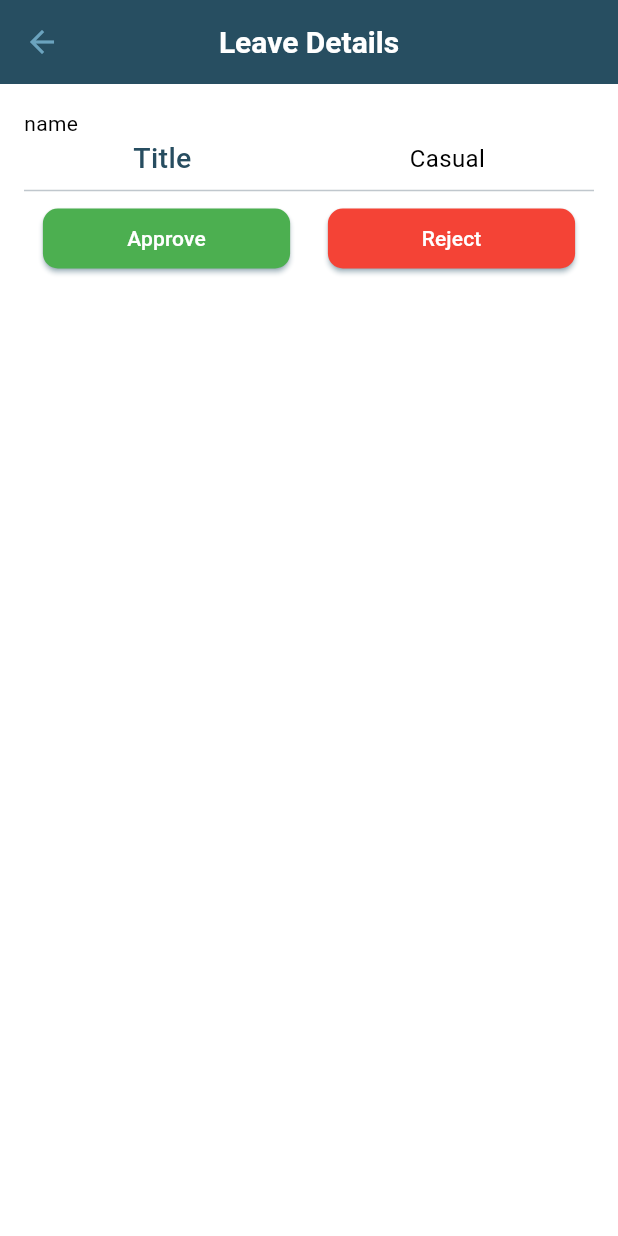
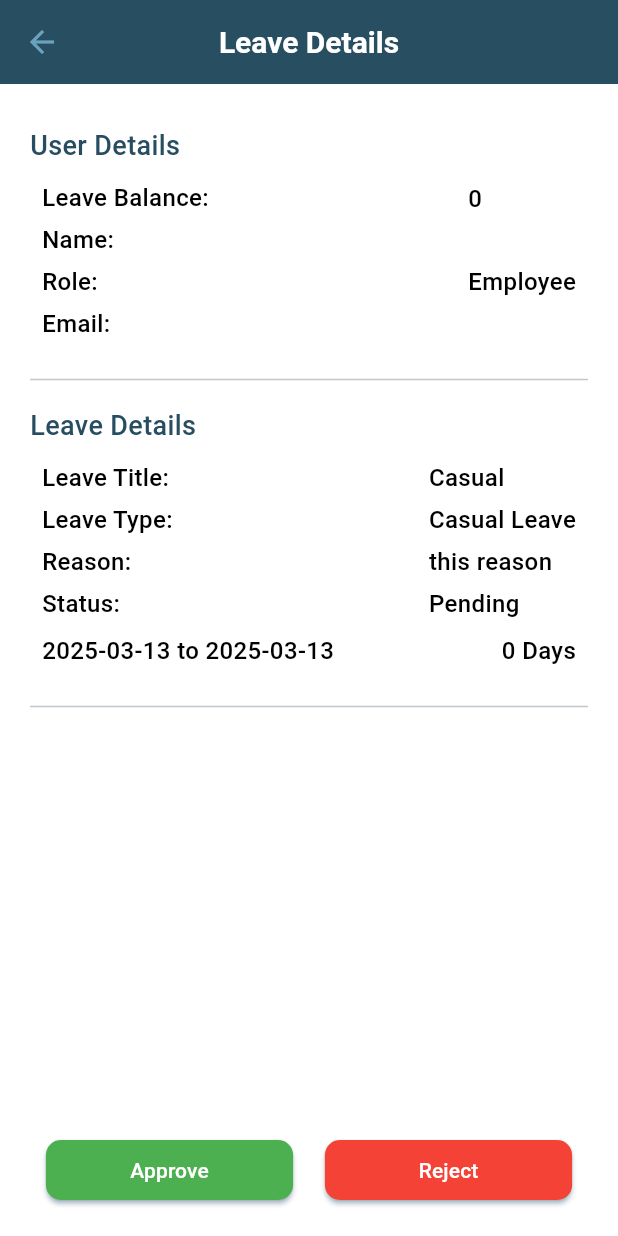
Before and after one commit to noura2tarek/gps-attendance-system, a Flutter app: the PendingLeaveDetails screen opened directly with sample values from the repository, on a phone screen of 412 x 824 dp. Run offline on Flutter 3.47's test engine with Material 3 defaults, Android fonts, the phone set to English and light mode, and no system bars; our stand-ins replace bloc, calendar_timeline, cloud_firestore, equatable, firebase_auth, firebase_core and 5 more; accounts and stored records are empty; generated files the repository leaves out were written again; Roboto replaces fonts that are missing (Lora); statements that could not run were skipped.

Commit message:
Finish pending and all leaves pages

```diff
--- a/lib/blocs/auth/auth_cubit.dart
+++ b/lib/blocs/auth/auth_cubit.dart
@@ -88,6 +88,7 @@ class AuthCubit extends Cubit<AuthStates> {
       String uid = credential.user!.uid;
       // save user data in firebase
       UserModel newUser = UserModel(
+        id: uid,
         name: userModel.name,
         email: email,
         role: userModel.role,
--- a/lib/blocs/leaves_admin/leaves_cubit.dart
+++ b/lib/blocs/leaves_admin/leaves_cubit.dart
@@ -1,3 +1,5 @@
+import 'dart:async';
+
 import 'package:bloc/bloc.dart';
 import 'package:equatable/equatable.dart';
 import 'package:flutter/cupertino.dart';
@@ -16,22 +18,32 @@ class LeavesCubit extends Cubit<LeavesState> {
   // static method to get cubit object
   static LeavesCubit get(BuildContext context) => BlocProvider.of(context);
 
+  StreamSubscription<List<LeaveModel>>? _leavesSubscription;
+
   // Get all leaves from leaves service
   List<LeaveModel> allLeaves = [];
   List<LeaveModel> pendingLeaves = [];
+  List<LeaveModel> approvedLeaves = [];
+  List<LeaveModel> rejectedLeaves = [];
 
   // Get all leaves method (stream)
   void getLeaves() {
     emit(GetLeavesLoading());
     try {
-      LeaveService.getAllLeavesStream().listen((leaves) {
+      _leavesSubscription = LeaveService.getAllLeavesStream().listen((leaves) {
         allLeaves = leaves;
         pendingLeaves =
             allLeaves.where((leave) => leave.status == 'Pending').toList();
+        approvedLeaves =
+            allLeaves.where((leave) => leave.status == 'Approved').toList();
+        rejectedLeaves =
+            allLeaves.where((leave) => leave.status == 'Rejected').toList();
         emit(
           LeavesLoaded(
             totalLeaves: allLeaves,
             pendingLeaves: pendingLeaves,
+            approvedLeaves: approvedLeaves,
+            rejectedLeaves: rejectedLeaves,
           ),
         );
       });
@@ -40,17 +52,12 @@ class LeavesCubit extends Cubit<LeavesState> {
     }
   }
 
-  // Get user data who submit the leave
-  Future<UserModel?> getUserData(String uid) {
-    emit(LeaveUserDetailsLoaded());
-    return UserService.getUserData(uid);
-  }
-
   // Accept a leave
   Future<void> acceptLeave(LeaveModel leave) async {
     try {
       await LeaveService.approveLeave(leave);
       emit(LeaveApproved());
+      getLeaves();
     } catch (e) {
       emit(LeavesError(message: e.toString()));
     }
@@ -61,8 +68,15 @@ class LeavesCubit extends Cubit<LeavesState> {
     try {
       await LeaveService.rejectLeave(leave);
       emit(LeaveRejected());
+      getLeaves();
     } catch (e) {
       emit(LeavesError(message: e.toString()));
     }
   }
+
+  @override
+  Future<void> close() {
+    _leavesSubscription?.cancel();
+    return super.close();
+  }
 }
--- a/lib/blocs/leaves_admin/leaves_state.dart
+++ b/lib/blocs/leaves_admin/leaves_state.dart
@@ -8,10 +8,16 @@ final class LeavesInitial extends LeavesState {}
 final class GetLeavesLoading extends LeavesState {}
 
 final class LeavesLoaded extends LeavesState implements Equatable {
+  LeavesLoaded(
+      {required this.approvedLeaves,
+      required this.rejectedLeaves,
+      required this.totalLeaves,
+      required this.pendingLeaves});
+
   final List<LeaveModel> totalLeaves;
   final List<LeaveModel> pendingLeaves;
-
-  LeavesLoaded({required this.totalLeaves, required this.pendingLeaves});
+  final List<LeaveModel> approvedLeaves;
+  final List<LeaveModel> rejectedLeaves;
 
   @override
   List<Object?> get props => [totalLeaves, pendingLeaves];
@@ -34,7 +40,12 @@ final class LeavesError extends LeavesState implements Equatable {
 
 final class LeaveApplied extends LeavesState {}
 
-final class LeaveUserDetailsLoaded extends LeavesState {}
+final class LeaveUserDetailsLoaded extends LeavesState {
+  LeaveUserDetailsLoaded({required this.userModel});
+
+  final UserModel? userModel;
+}
 
 final class LeaveApproved extends LeavesState {}
+
 final class LeaveRejected extends LeavesState {}
--- a/lib/core/app_routes.dart
+++ b/lib/core/app_routes.dart
@@ -14,4 +14,5 @@ class AppRoutes {
   static const String addUser = '/add-user';
   static const String userDetailsRoute = '/user-details';
   static const String homeLayoutRoute = '/home-layout';
+  static const String pendingLeaveDetails = '/pending-leave-details';
 }
--- a/lib/core/models/user_model.dart
+++ b/lib/core/models/user_model.dart
@@ -4,6 +4,7 @@ import 'package:cloud_firestore/cloud_firestore.dart';
 enum Role { admin, employee, manager }
 
 class UserModel {
+  final String? id;
   final String name;
   final String email;
   final String contactNumber;
@@ -18,6 +19,7 @@ class UserModel {
     required this.contactNumber,
     required this.role,
     required this.position,
+    this.id,
     this.isOnLeave = false,
     this.leaveBalance = 25,
   });
@@ -27,6 +29,7 @@ class UserModel {
   ) {
     final data = snapshot.data();
     return UserModel(
+      id: snapshot.id,
       name: data?['name'] as String,
       email: data?['email'] as String,
       contactNumber: data?['contactNumber'] as String,
@@ -40,6 +43,7 @@ class UserModel {
   Map<String, dynamic> toJson() {
     return {
       'name': name,
+      'id': id,
       'email': email,
       'contactNumber': contactNumber,
       'isOnLeave': isOnLeave,
--- a/lib/presentation/screens/admin_dashboard/admin_home.dart
+++ b/lib/presentation/screens/admin_dashboard/admin_home.dart
@@ -23,6 +23,7 @@ String formattedDate = format.format(date);
 //------------ Dummy data ---------//
 final List<UserModel> dummyUsersObjects = [
   UserModel(
+    id: '1',
     name: 'Noura Tarek',
     email: 'noura@gmail.com',
     contactNumber: '011455555',
@@ -30,6 +31,7 @@ final List<UserModel> dummyUsersObjects = [
     position: 'Software Engineer',
   ),
   UserModel(
+    id: '2',
     name: 'Ahmed Tarek',
     email: 'ahmed@gmail.com',
     contactNumber: '011455555',
@@ -37,6 +39,7 @@ final List<UserModel> dummyUsersObjects = [
     position: 'Software Engineer',
   ),
   UserModel(
+    id: '3',
     name: 'John doe',
     email: 'john@gmail.com',
     contactNumber: '011455555',
@@ -82,7 +85,6 @@ class AdminHome extends StatelessWidget {
     Icons.calendar_month,
     Icons.pending_actions,
   ];
-
 
   @override
   Widget build(BuildContext context) {
--- a/lib/presentation/screens/admin_dashboard/pending_leave_details.dart
+++ b/lib/presentation/screens/admin_dashboard/pending_leave_details.dart
@@ -2,82 +2,152 @@ import 'package:flutter/material.dart';
 import 'package:flutter_bloc/flutter_bloc.dart';
 import 'package:gps_attendance_system/blocs/leaves_admin/leaves_cubit.dart';
 import 'package:gps_attendance_system/core/models/leave_model.dart';
+import 'package:gps_attendance_system/core/models/user_model.dart';
+import 'package:gps_attendance_system/core/services/user_services.dart';
+import 'package:gps_attendance_system/presentation/screens/admin_dashboard/widgets/custom_det_title.dart';
+import 'package:gps_attendance_system/presentation/screens/admin_dashboard/widgets/custom_row_details.dart';
+import 'package:gps_attendance_system/presentation/screens/admin_dashboard/widgets/custom_row_sections.dart';
+import 'package:gps_attendance_system/presentation/screens/admin_dashboard/widgets/my_divider.dart';
 import 'package:gps_attendance_system/presentation/widgets/snakbar_widget.dart';
+import 'package:intl/intl.dart';
 
-class PendingLeaveDetails extends StatelessWidget {
+class PendingLeaveDetails extends StatefulWidget {
   const PendingLeaveDetails({required this.model, super.key});
 
   final LeaveModel model;
 
   @override
+  State<PendingLeaveDetails> createState() => _PendingLeaveDetailsState();
+}
+
+class _PendingLeaveDetailsState extends State<PendingLeaveDetails> {
+  UserModel? _userModel;
+
+  _getUserData() async {
+    _userModel = await UserService.getUserData(widget.model.userId);
+    setState(() {});
+  }
+
+  @override
+  void initState() {
+    _getUserData();
+    super.initState();
+  }
+
+  final dateFormat = DateFormat('yyyy-MM-dd');
+
+  @override
   Widget build(BuildContext context) {
+    final startDate = dateFormat.format(widget.model.startDate.toDate());
+    final endDate = dateFormat.format(widget.model.endDate.toDate());
+    int noOfDays = widget.model.endDate
+        .toDate()
+        .difference(widget.model.startDate.toDate())
+        .inDays;
     return Scaffold(
       appBar: AppBar(title: const Text('Leave Details')),
       body: Padding(
-        padding: const EdgeInsets.all(16),
+        padding: const EdgeInsets.all(20),
         child: BlocListener<LeavesCubit, LeavesState>(
           listener: (context, state) {
             if (state is LeaveApproved) {
-               CustomSnackBar.show(context, 'Leave Approved Successfully',
-                  color: chooseSnackBarColor(ToastStates.SUCCESS));
+              CustomSnackBar.show(
+                context,
+                'Leave Approved Successfully',
+                color: chooseSnackBarColor(ToastStates.SUCCESS),
+              );
               Navigator.pop(context);
             } else if (state is LeaveRejected) {
-              CustomSnackBar.show(context, 'Leave Approved Successfully',
-                  color: chooseSnackBarColor(ToastStates.SUCCESS));
+              CustomSnackBar.show(
+                context,
+                'Leave Rejected Successfully',
+                color: chooseSnackBarColor(ToastStates.SUCCESS),
+              );
               Navigator.pop(context);
             }
           },
           child: Column(
             crossAxisAlignment: CrossAxisAlignment.start,
             children: [
-              Text('name'),
+              const Padding(
+                padding: EdgeInsetsDirectional.only(top: 8),
+                child: CustomDetTitle(
+                  text: 'User Details',
+                ),
+              ),
+              // --- User Details
+              CustomRowSections(
+                text1: 'Leave Balance:',
+                text2: 'Name:',
+                text3: 'Role:',
+                text4: 'Email:',
+                text5: _userModel?.leaveBalance.toString() ?? '',
+                text6: _userModel?.name ?? '',
+                text7: stringFromRole(_userModel?.role ?? Role.admin),
+                text8: _userModel?.email ?? '',
+              ),
+              //---- End of User Details
+              const MyDivider(),
+              const CustomDetTitle(
+                text: 'Leave Details',
+              ),
+              //--- Leave Details
+              CustomRowSections(
+                text1: 'Leave Title:',
+                text2: 'Leave Type:',
+                text3: 'Reason:',
+                text4: 'Status:',
+                text5: widget.model.title,
+                text6: widget.model.leaveType,
+                text7: widget.model.reason,
+                text8: widget.model.status,
+              ),
+              // Start & end date
+              CustomRowDetails(
+                title: '$startDate to $endDate',
+                subtitle: '$noOfDays Day${noOfDays != 1 ? 's' : ''}',
+              ),
+              const MyDivider(),
+              const Spacer(),
+              //---- Approve and reject buttons ----//
               Row(
                 mainAxisAlignment: MainAxisAlignment.spaceAround,
                 children: [
-                  Text(
-                    'Title',
-                    style: TextStyle(
-                      fontSize: 19,
-                      color: Theme.of(context).primaryColor,
-                      fontWeight: FontWeight.w500,
-                    ),
-                  ),
-                  Text(
-                    model.title,
-                    style: const TextStyle(fontSize: 16),
-                  ),
-                ],
-              ),
-              const Divider(),
-              // Approve and reject buttons
-              Row(
-                mainAxisAlignment: MainAxisAlignment.spaceAround,
-                children: [
+                  // Approve button
                   SizedBox(
                     width: MediaQuery.of(context).size.width * 0.4,
                     child: ElevatedButton(
                       style: ButtonStyle(
-                          backgroundColor:
-                              const WidgetStatePropertyAll(Colors.green),
-                          shape: WidgetStateProperty.all(RoundedRectangleBorder(
-                              borderRadius: BorderRadius.circular(10)))),
+                        backgroundColor:
+                            const WidgetStatePropertyAll(Colors.green),
+                        shape: WidgetStateProperty.all(
+                          RoundedRectangleBorder(
+                            borderRadius: BorderRadius.circular(10),
+                          ),
+                        ),
+                      ),
                       onPressed: () {
-                        LeavesCubit.get(context).acceptLeave(model);
+                        LeavesCubit.get(context).acceptLeave(widget.model);
                       },
                       child: const Text('Approve'),
                     ),
                   ),
+                  // Reject button
                   SizedBox(
                     width: MediaQuery.of(context).size.width * 0.4,
                     child: ElevatedButton(
                       style: ButtonStyle(
-                          backgroundColor: const WidgetStatePropertyAll(
-                            Colors.red,
+                        backgroundColor: const WidgetStatePropertyAll(
+                          Colors.red,
+                        ),
+                        shape: WidgetStateProperty.all(
+                          RoundedRectangleBorder(
+                            borderRadius: BorderRadius.circular(10),
                           ),
-                          shape: WidgetStateProperty.all(RoundedRectangleBorder(
-                              borderRadius: BorderRadius.circular(10)))),
+                        ),
+                      ),
                       onPressed: () {
-                        LeavesCubit.get(context).rejectLeave(model);
+                        LeavesCubit.get(context).rejectLeave(widget.model);
                       },
                       child: const Text('Reject'),
                     ),
@@ -91,3 +161,5 @@ class PendingLeaveDetails extends StatelessWidget {
     );
   }
 }
+
+////////////////////////////////////
--- /dev/null
+++ b/lib/presentation/screens/admin_dashboard/widgets/custom_column.dart
@@ -0,0 +1,31 @@
+import 'package:flutter/material.dart';
+import 'package:gps_attendance_system/presentation/screens/admin_dashboard/widgets/custom_det_text.dart';
+
+class CustomColumn extends StatelessWidget {
+  const CustomColumn({
+    required this.text1,
+    required this.text2,
+    required this.text3,
+    required this.text4,
+    super.key,
+  });
+
+  final String text1;
+  final String text2;
+  final String text3;
+  final String text4;
+
+  @override
+  Widget build(BuildContext context) {
+    return Column(
+      spacing: 5,
+      crossAxisAlignment: CrossAxisAlignment.start,
+      children: [
+        CustomDetText(text: text1),
+        CustomDetText(text: text2),
+        CustomDetText(text: text3),
+        CustomDetText(text: text4),
+      ],
+    );
+  }
+}
--- /dev/null
+++ b/lib/presentation/screens/admin_dashboard/widgets/custom_det_text.dart
@@ -0,0 +1,23 @@
+import 'package:flutter/material.dart';
+
+class CustomDetText extends StatelessWidget {
+  const CustomDetText({
+    required this.text,
+    super.key,
+  });
+
+  final String text;
+
+  @override
+  Widget build(BuildContext context) {
+    return Text(
+      text,
+      maxLines: 1,
+      overflow: TextOverflow.ellipsis,
+      style: const TextStyle(
+        fontSize: 16,
+        fontWeight: FontWeight.w500,
+      ),
+    );
+  }
+}
--- /dev/null
+++ b/lib/presentation/screens/admin_dashboard/widgets/custom_det_title.dart
@@ -0,0 +1,27 @@
+import 'package:flutter/material.dart';
+
+class CustomDetTitle extends StatelessWidget {
+  const CustomDetTitle({
+    required this.text,
+    super.key,
+  });
+
+  final String text;
+
+  @override
+  Widget build(BuildContext context) {
+    return Padding(
+      padding: const EdgeInsetsDirectional.only(
+        bottom: 10,
+      ),
+      child: Text(
+        text,
+        style: TextStyle(
+          fontSize: 18,
+          color: Theme.of(context).primaryColor,
+          fontWeight: FontWeight.w500,
+        ),
+      ),
+    );
+  }
+}
--- /dev/null
+++ b/lib/presentation/screens/admin_dashboard/widgets/custom_row_details.dart
@@ -0,0 +1,27 @@
+import 'package:flutter/material.dart';
+import 'package:gps_attendance_system/presentation/screens/admin_dashboard/widgets/custom_det_text.dart';
+
+class CustomRowDetails extends StatelessWidget {
+  const CustomRowDetails({
+    required this.title,
+    required this.subtitle,
+    super.key,
+  });
+
+  final String title;
+  final String subtitle;
+
+  @override
+  Widget build(BuildContext context) {
+    return Padding(
+      padding: const EdgeInsetsDirectional.only(bottom: 8, start: 8, end: 8),
+      child: Row(
+        mainAxisAlignment: MainAxisAlignment.spaceBetween,
+        children: [
+          CustomDetText(text: title),
+          CustomDetText(text: subtitle),
+        ],
+      ),
+    );
+  }
+}
--- /dev/null
+++ b/lib/presentation/screens/admin_dashboard/widgets/custom_row_sections.dart
@@ -0,0 +1,49 @@
+import 'package:flutter/material.dart';
+import 'package:gps_attendance_system/presentation/screens/admin_dashboard/widgets/custom_column.dart';
+
+class CustomRowSections extends StatelessWidget {
+  const CustomRowSections({
+    required this.text1,
+    required this.text2,
+    required this.text3,
+    required this.text4,
+    required this.text5,
+    required this.text6,
+    required this.text7,
+    required this.text8,
+    super.key,
+  });
+
+  final String text1;
+  final String text2;
+  final String text3;
+  final String text4;
+  final String text5;
+  final String text6;
+  final String text7;
+  final String text8;
+
+  @override
+  Widget build(BuildContext context) {
+    return Padding(
+      padding: const EdgeInsetsDirectional.only(bottom: 8, start: 8, end: 8),
+      child: Row(
+        mainAxisAlignment: MainAxisAlignment.spaceBetween,
+        children: [
+          CustomColumn(
+            text1: text1,
+            text2: text2,
+            text3: text3,
+            text4: text4,
+          ),
+          CustomColumn(
+            text1: text5,
+            text2: text6,
+            text3: text7,
+            text4: text8,
+          ),
+        ],
+      ),
+    );
+  }
+}
--- /dev/null
+++ b/lib/presentation/screens/admin_dashboard/widgets/my_divider.dart
@@ -0,0 +1,15 @@
+import 'package:flutter/material.dart';
+
+class MyDivider extends StatelessWidget {
+  const MyDivider({
+    super.key,
+  });
+
+  @override
+  Widget build(BuildContext context) {
+    return const Padding(
+      padding: EdgeInsets.symmetric(vertical: 10),
+      child: Divider(),
+    );
+  }
+}
--- a/lib/presentation/screens/profile/profile.dart
+++ b/lib/presentation/screens/profile/profile.dart
@@ -81,9 +81,6 @@ class _ProfilePageState extends State<ProfilePage> {
                 ListTile(
                   leading: const Icon(Icons.settings, color: Colors.grey),
                   title: const Text('Settings'),
-                  onTap: () {
-                    Navigator.pushNamed(context, AppRoutes.settings);
-                  },
                   trailing: const Icon(Icons.chevron_right, color: Colors.grey),
                 ),
               ],
```
Also changed, not shown: lib/app/view/app.dart (+8 -1 lines), lib/presentation/screens/admin_dashboard/pending_approvals_page.dart (+29 -8 lines), lib/presentation/screens/admin_dashboard/total_leaves_page.dart (+49 -6 lines), lib/presentation/screens/admin_dashboard/users_page.dart (+6 -6 lines), lib/presentation/screens/admin_dashboard/widgets/leave_card.dart (+4 -7 lines).
